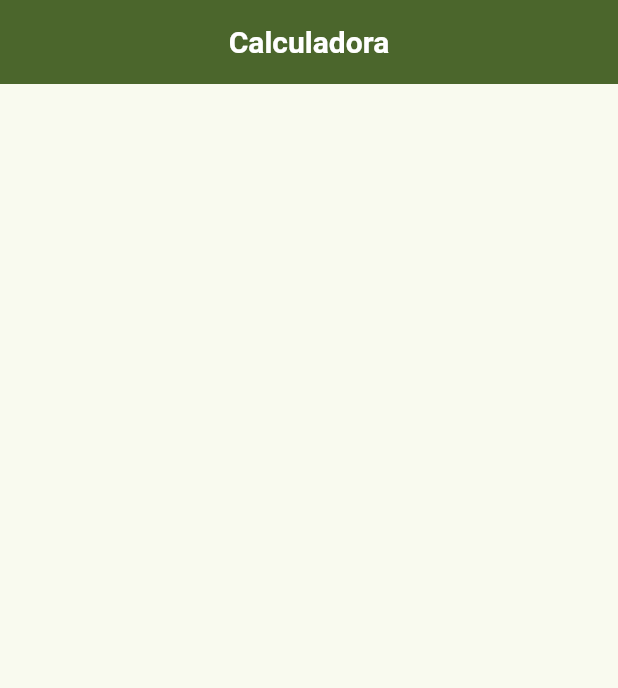
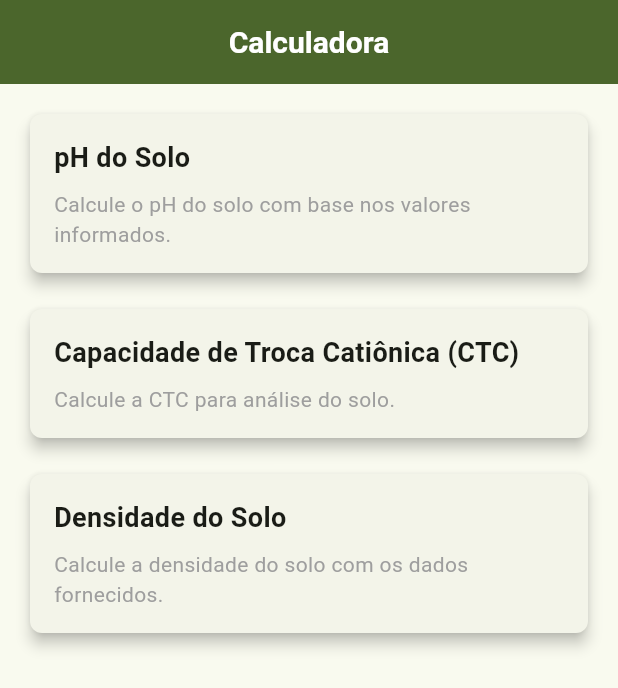
Before and after one commit to LeonardoZanol/solofertil, a Flutter app: the MyCalculatorPage screen opened directly, on a phone screen of 412 x 824 dp. Shown: the top 688 px of the screen. Run offline on Flutter 3.47's test engine with Material 3 defaults, Android fonts, the phone set to English and light mode, and no system bars; our stand-ins replace pdf.

Commit message:
Adicionado tela de calculo

```diff
--- a/lib/views/MyCalculatorPage.dart
+++ b/lib/views/MyCalculatorPage.dart
@@ -1,32 +1,94 @@
 import 'package:flutter/material.dart';
+import 'package:solofertil/views/MyCalcCtcPage.dart';
+import 'package:solofertil/views/MyCalcDensidadePage.dart';
+import 'package:solofertil/views/MyCalcPhSoloPage.dart';
 
 class MyCalculatorPage extends StatefulWidget {
   const MyCalculatorPage({super.key});
 
   @override
   State<StatefulWidget> createState() => _MyCalculatorPageState();
-
 }
 
 class _MyCalculatorPageState extends State<MyCalculatorPage> {
   @override
   Widget build(BuildContext context) {
-    return  Scaffold(
+    return Scaffold(
       appBar: _createAppBar(),
+      body: _createBody(),
     );
   }
 
   AppBar _createAppBar() {
     return AppBar(
       title: const Center(
-        child: Text('Calculadora', style: TextStyle(
-          color: Colors.white,
-          fontWeight: FontWeight.bold,
-          fontSize: 20
-        )),
+        child: Text(
+          'Calculadora',
+          style: TextStyle(
+            color: Colors.white,
+            fontWeight: FontWeight.bold,
+            fontSize: 20,
+          ),
+        ),
       ),
       automaticallyImplyLeading: false,
       backgroundColor: Theme.of(context).colorScheme.primary,
     );
   }
+
+  Widget _createBody() {
+    return Padding(
+      padding: const EdgeInsets.all(16.0),
+      child: Column(
+        crossAxisAlignment: CrossAxisAlignment.stretch, // Occupy full width
+        children: [
+          _buildOptionCard('pH do Solo', 'Calcule o pH do solo com base nos valores informados.', const MyCalcPhSoloPage()),
+          const SizedBox(height: 16), // Espaço entre os cards
+          _buildOptionCard('Capacidade de Troca Catiônica (CTC)', 'Calcule a CTC para análise do solo.', const MyCalcCtcPage()),
+          const SizedBox(height: 16), // Espaço entre os cards
+          _buildOptionCard('Densidade do Solo', 'Calcule a densidade do solo com os dados fornecidos.', const MyCalcDensidadePage()),
+        ],
+      ),
+    );
+  }
+
+  Widget _buildOptionCard(String title, String description, Widget page) {
+    return GestureDetector(
+      onTap: () {
+        Navigator.push(
+          context,
+          MaterialPageRoute(builder: (context) => page),
+        );
+      },
+      child: Card(
+        elevation: 4.0,
+        shape: RoundedRectangleBorder(
+          borderRadius: BorderRadius.circular(8.0),
+        ),
+        child: Padding(
+          padding: const EdgeInsets.all(16.0),
+          child: Column(
+            crossAxisAlignment: CrossAxisAlignment.start,
+            children: [
+              Text(
+                title,
+                style: const TextStyle(
+                  fontSize: 18,
+                  fontWeight: FontWeight.bold,
+                ),
+              ),
+              const SizedBox(height: 8),
+              Text(
+                description,
+                style: const TextStyle(
+                  fontSize: 14,
+                  color: Colors.grey,
+                ),
+              ),
+            ],
+          ),
+        ),
+      ),
+    );
+  }
 }
--- a/lib/views/MyForgotPasswordPage.dart
+++ b/lib/views/MyForgotPasswordPage.dart
@@ -1,5 +1,4 @@
 import 'package:flutter/material.dart';
-import 'package:solofertil/core/constants.dart';
 
 class MyForgotPasswordPage extends StatefulWidget {
   const MyForgotPasswordPage({super.key});
--- a/lib/views/MyHomePage.dart
+++ b/lib/views/MyHomePage.dart
@@ -1,4 +1,7 @@
 import 'package:flutter/material.dart';
+import 'package:solofertil/views/MyCalcCtcPage.dart';
+import 'package:solofertil/views/MyCalcDensidadePage.dart';
+import 'package:solofertil/views/MyCalcPhSoloPage.dart';
 import 'package:solofertil/views/MyCalculatorPage.dart';
 import 'package:solofertil/views/MyDashboardPage.dart';
 import 'package:solofertil/views/MyTipsPage.dart';
@@ -34,7 +37,7 @@ class _MyHomePageState extends State<MyHomePage> {
         children: [
           MyDashboardPage(),
           MyTipsPage(),
-          MyCalculatorPage()
+          MyCalculatorPage(),
         ],
         onPageChanged: setActualyPage,
       ),
```
Also changed, not shown: lib/views/MyCalcCtcPage.dart (added, +94 -0 lines), lib/views/MyCalcDensidadePage.dart (added, +94 -0 lines), lib/views/MyCalcPhSoloPage.dart (added, +94 -0 lines), lib/views/MyDashboardPage.dart (+1 -36 lines).
